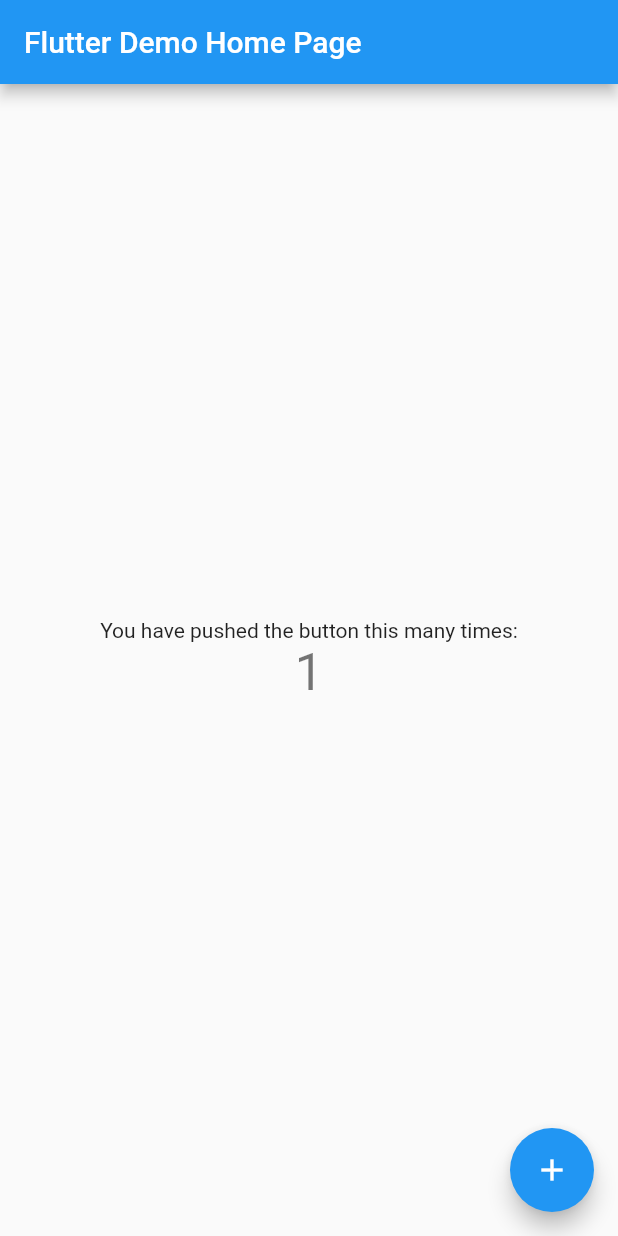
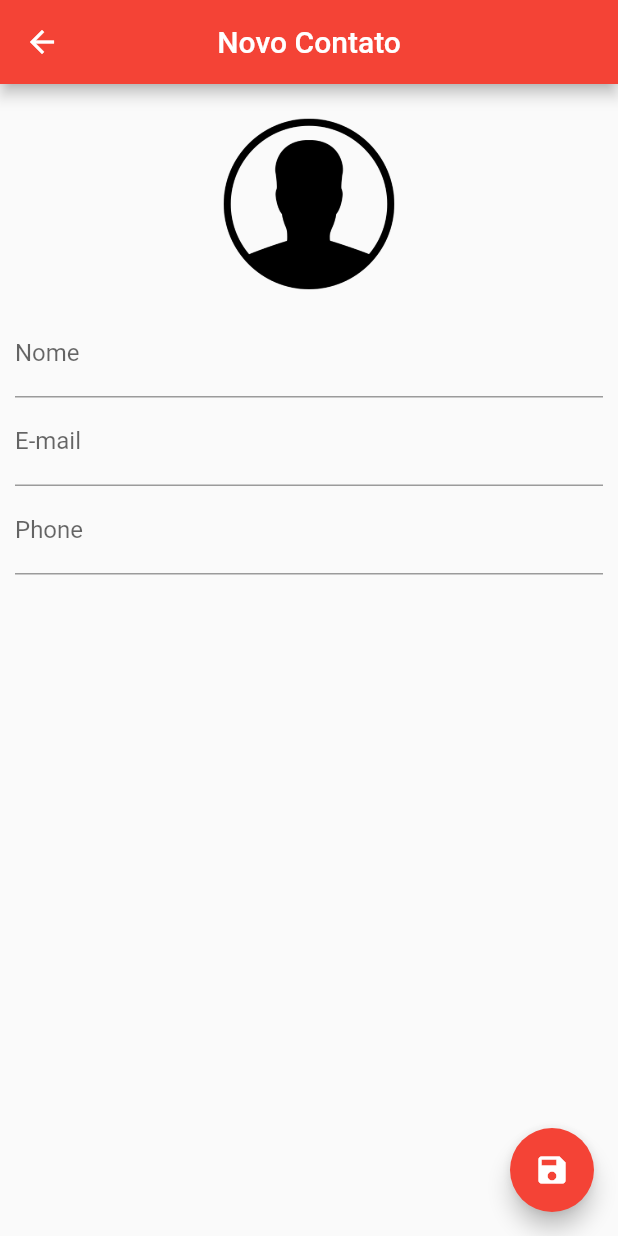
Before and after one commit to EmersonBrancher/ContactsList, a Flutter app: the screen it shows after launch, after a tap on the "add" icon, on a phone screen of 412 x 824 dp. Run offline on Flutter 3.47's test engine with Material 2 defaults, Android fonts, the phone set to English and light mode, and no system bars; our stand-ins replace sqflite; accounts and stored records are empty.

Commit message:
finished cread/add contact and configured the navigation between the screens

```diff
--- /dev/null
+++ b/contacts_list/lib/UI/contact_page.dart
@@ -0,0 +1,120 @@
+import 'dart:io';
+
+import 'package:contacts_list/helpers/contact_helper.dart';
+import 'package:flutter/material.dart';
+
+class ContactPage extends StatefulWidget {
+
+  final Contact contact;
+
+  ContactPage({this.contact});
+
+  @override
+  _ContactPageState createState() => _ContactPageState();
+}
+
+class _ContactPageState extends State<ContactPage> {
+
+  final _nameController = TextEditingController();
+  final _emailController = TextEditingController();
+  final _phoneController = TextEditingController();
+  final _nameFocus = FocusNode();
+
+  bool _userEdited = false;
+  Contact _editedContact;
+
+  @override
+  void initState() {
+    super.initState();
+
+    if (widget.contact == null){
+      _editedContact = new Contact();
+    } else {
+      _editedContact = Contact.fromMap(widget.contact.toMap());
+
+      _nameController.text = _editedContact.name;
+      _emailController.text = _editedContact.email;
+      _phoneController.text = _editedContact.phone;
+    }
+
+  }
+
+  @override
+  Widget build(BuildContext context) {
+    return Scaffold(
+      appBar: AppBar(
+        backgroundColor: Colors.red,
+        title: Text(
+          _editedContact.name ?? "Novo Contato"),
+        centerTitle: true,
+        ),
+      floatingActionButton: FloatingActionButton(
+        onPressed: () {
+
+          if (_editedContact.name != null && _editedContact.name.isNotEmpty){
+
+            Navigator.pop(context, _editedContact);
+
+          } else {
+
+            FocusScope.of(context).requestFocus(_nameFocus);
+
+          }
+
+        },
+        child: Icon(Icons.save),
+        backgroundColor: Colors.red,
+      ),
+      body: SingleChildScrollView(
+        padding: EdgeInsets.all(10.0),
+        child: Column(
+          children: <Widget>[
+            GestureDetector(
+              child: Container(
+                width: 140.0,
+                height: 140.0,
+                decoration: BoxDecoration(
+                  shape: BoxShape.circle,
+                  image: DecorationImage(
+                      image: _editedContact.img != null ?
+                      FileImage(File(_editedContact.img)) :
+                      AssetImage("images/person.png"),
+                  ),
+                ),
+              ),
+            ),
+            TextField(
+              controller: _nameController,
+              focusNode: _nameFocus,
+              decoration: InputDecoration(labelText: "Nome"),
+              onChanged: (text){
+                _userEdited = true;
+                setState(() {
+                  _editedContact.name = text;
+                });
+              },
+            ),
+            TextField(
+              controller: _emailController,
+              decoration: InputDecoration(labelText: "E-mail"),
+              onChanged: (text){
+                _userEdited = true;
+                _editedContact.email = text;
+              },
+              keyboardType: TextInputType.emailAddress,
+            ),
+            TextField(
+              controller: _phoneController,
+              decoration: InputDecoration(labelText: "Phone"),
+              onChanged: (text){
+                _userEdited = true;
+                _editedContact.phone = text;
+              },
+              keyboardType: TextInputType.phone,
+            )
+          ],
+        ),
+      ),
+      );
+  }
+}
--- a/contacts_list/lib/UI/home_page.dart
+++ b/contacts_list/lib/UI/home_page.dart
@@ -2,6 +2,8 @@ import 'dart:io';
 
 import 'package:contacts_list/helpers/contact_helper.dart';
 import 'package:flutter/material.dart';
+
+import 'contact_page.dart';
 
 class HomePage extends StatefulWidget {
   const HomePage({Key key}) : super(key: key);
@@ -28,12 +30,7 @@ class _HomePageState extends State<HomePage> {
 
     helper.saveContact(c);*/
 
-    helper.getAllContacts().then((list){
-      // print(list);
-      setState(() {
-        contacts = list;
-      });
-    });
+    _getAllContacts();
 
   }
 
@@ -47,7 +44,9 @@ class _HomePageState extends State<HomePage> {
       ),
       backgroundColor: Colors.white,
       floatingActionButton: FloatingActionButton(
-        onPressed: (){},
+        onPressed: (){
+          _showContactPage();
+        },
         child: Icon(Icons.add),
         backgroundColor: Colors.red,
       ),
@@ -101,7 +100,42 @@ class _HomePageState extends State<HomePage> {
           ),
         ),
       ),
+      onTap: () {
+        _showContactPage(contact: contacts[index]);
+      },
     );
   }
 
+  void _showContactPage({Contact contact}) async {
+
+    final recContact = await Navigator.push(context,
+    MaterialPageRoute(builder: (context) => ContactPage(contact: contact,))
+    );
+
+    if (recContact != null) {
+      if(contact != null){
+
+        await helper.updateContact(recContact);
+
+      } else {
+        await helper.saveContact(recContact);
+      }
+
+      _getAllContacts();
+
+    }
+
+  }
+
+  void _getAllContacts(){
+
+    helper.getAllContacts().then((list){
+      // print(list);
+      setState(() {
+        contacts = list;
+      });
+    });
+
+  }
+
 }
--- a/contacts_list/lib/main.dart
+++ b/contacts_list/lib/main.dart
@@ -1,113 +1,10 @@
 import 'package:flutter/material.dart';
+import 'package:contacts_list/UI/home_page.dart';
+import 'package:contacts_list/UI/contact_page.dart';
 
 void main() {
-  runApp(MyApp());
+  runApp(MaterialApp(
+    home: HomePage(),
+    debugShowCheckedModeBanner: false,
+  ));
 }
-
-class MyApp extends StatelessWidget {
-  // This widget is the root of your application.
-  @override
-  Widget build(BuildContext context) {
-    return MaterialApp(
-      title: 'Flutter Demo',
-      theme: ThemeData(
-        // This is the theme of your application.
-        //
-        // Try running your application with "flutter run". You'll see the
-        // application has a blue toolbar. Then, without quitting the app, try
-        // changing the primarySwatch below to Colors.green and then invoke
-        // "hot reload" (press "r" in the console where you ran "flutter run",
-        // or simply save your changes to "hot reload" in a Flutter IDE).
-        // Notice that the counter didn't reset back to zero; the application
-        // is not restarted.
-        primarySwatch: Colors.blue,
-      ),
-      home: MyHomePage(title: 'Flutter Demo Home Page'),
-    );
-  }
-}
-
-class MyHomePage extends StatefulWidget {
-  MyHomePage({Key key, this.title}) : super(key: key);
-
-  // This widget is the home page of your application. It is stateful, meaning
-  // that it has a State object (defined below) that contains fields that affect
-  // how it looks.
-
-  // This class is the configuration for the state. It holds the values (in this
-  // case the title) provided by the parent (in this case the App widget) and
-  // used by the build method of the State. Fields in a Widget subclass are
-  // always marked "final".
-
-  final String title;
-
-  @override
-  _MyHomePageState createState() => _MyHomePageState();
-}
-
-class _MyHomePageState extends State<MyHomePage> {
-  int _counter = 0;
-
-  void _incrementCounter() {
-    setState(() {
-      // This call to setState tells the Flutter framework that something has
-      // changed in this State, which causes it to rerun the build method below
-      // so that the display can reflect the updated values. If we changed
-      // _counter without calling setState(), then the build method would not be
-      // called again, and so nothing would appear to happen.
-      _counter++;
-    });
-  }
-
-  @override
-  Widget build(BuildContext context) {
-    // This method is rerun every time setState is called, for instance as done
-    // by the _incrementCounter method above.
-    //
-    // The Flutter framework has been optimized to make rerunning build methods
-    // fast, so that you can just rebuild anything that needs updating rather
-    // than having to individually change instances of widgets.
-    return Scaffold(
-      appBar: AppBar(
-        // Here we take the value from the MyHomePage object that was created by
-        // the App.build method, and use it to set our appbar title.
-        title: Text(widget.title),
-      ),
-      body: Center(
-        // Center is a layout widget. It takes a single child and positions it
-        // in the middle of the parent.
-        child: Column(
-          // Column is also a layout widget. It takes a list of children and
-          // arranges them vertically. By default, it sizes itself to fit its
-          // children horizontally, and tries to be as tall as its parent.
-          //
-          // Invoke "debug painting" (press "p" in the console, choose the
-          // "Toggle Debug Paint" action from the Flutter Inspector in Android
-          // Studio, or the "Toggle Debug Paint" command in Visual Studio Code)
-          // to see the wireframe for each widget.
-          //
-          // Column has various properties to control how it sizes itself and
-          // how it positions its children. Here we use mainAxisAlignment to
-          // center the children vertically; the main axis here is the vertical
-          // axis because Columns are vertical (the cross axis would be
-          // horizontal).
-          mainAxisAlignment: MainAxisAlignment.center,
-          children: <Widget>[
-            Text(
-              'You have pushed the button this many times:',
-            ),
-            Text(
-              '$_counter',
-              style: Theme.of(context).textTheme.headline4,
-            ),
-          ],
-        ),
-      ),
-      floatingActionButton: FloatingActionButton(
-        onPressed: _incrementCounter,
-        tooltip: 'Increment',
-        child: Icon(Icons.add),
-      ), // This trailing comma makes auto-formatting nicer for build methods.
-    );
-  }
-}
--- a/contacts_list/pubspec.yaml
+++ b/contacts_list/pubspec.yaml
@@ -51,6 +51,8 @@ flutter:
   # assets:
   #   - images/a_dot_burr.jpeg
   #   - images/a_dot_ham.jpeg
+  assets:
+    - images/person.png
 
   # An image asset can refer to one or more resolution-specific "variants", see
   # https://flutter.dev/assets-and-images/#resolution-aware.
```
